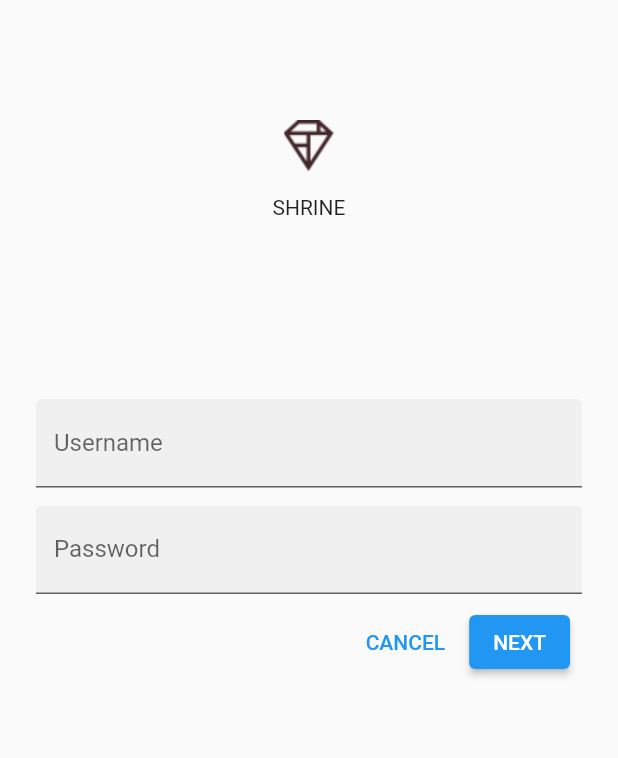
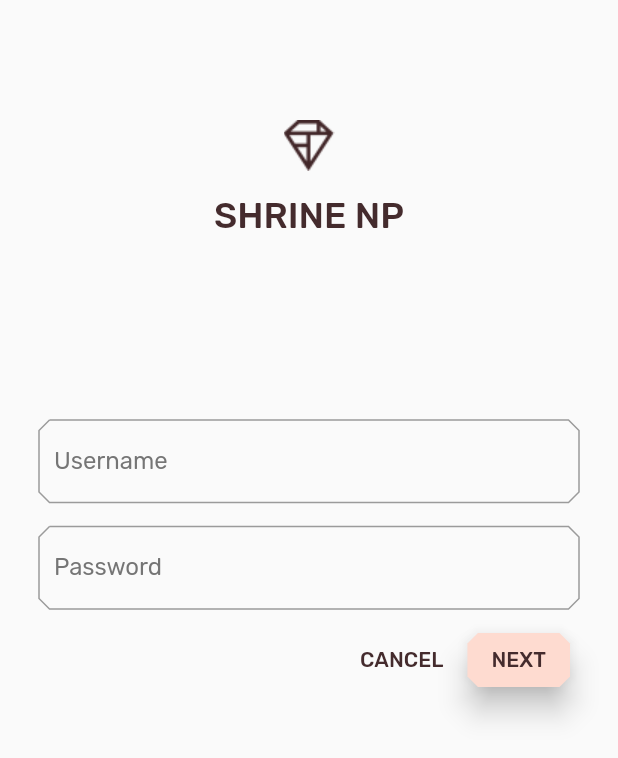
Before and after one commit to PrinceNiyonshuti/Flutter-code-Labs, a Flutter app: the screen it shows after launch, after a tap on "CANCEL", on a phone screen of 412 x 824 dp. Shown: the top 758 px of the screen. Run offline on Flutter 3.47's test engine with Material 2 defaults, Android fonts, the phone set to English and light mode, and no system bars.

Commit message:
code lab  done

```diff
--- a/lib/app.dart
+++ b/lib/app.dart
@@ -13,9 +13,10 @@
 // limitations under the License.
 
 import 'package:flutter/material.dart';
-
+import 'colors.dart';
 import 'home.dart';
 import 'login.dart';
+import 'supplemental/cut_corners_border.dart';
 
 // TODO: Convert ShrineApp to stateful widget (104)
 class ShrineApp extends StatelessWidget {
@@ -26,13 +27,14 @@ class ShrineApp extends StatelessWidget {
     return MaterialApp(
       title: 'Shrine',
       // TODO: Change home: to a Backdrop with a HomePage frontLayer (104)
-      home: const HomePage(),
+      home:  HomePage(),
       // TODO: Make currentCategory field take _currentCategory (104)
       // TODO: Pass _currentCategory for frontLayer (104)
       // TODO: Change backLayer field value to CategoryMenuPage (104)
       initialRoute: '/login',
       onGenerateRoute: _getRoute,
       // TODO: Add a theme (103)
+      theme: _kShrineTheme, // New code
     );
   }
 
@@ -50,4 +52,57 @@ class ShrineApp extends StatelessWidget {
 }
 
 // TODO: Build a Shrine Theme (103)
+TextTheme _buildShrineTextTheme(TextTheme base) {
+  return base
+      .copyWith(
+        headline5: base.headline5!.copyWith(
+          fontWeight: FontWeight.w500,
+        ),
+        headline6: base.headline6!.copyWith(
+          fontSize: 18.0,
+        ),
+        caption: base.caption!.copyWith(
+          fontWeight: FontWeight.w400,
+          fontSize: 14.0,
+        ),
+        bodyText1: base.bodyText1!.copyWith(
+          fontWeight: FontWeight.w500,
+          fontSize: 16.0,
+        ),
+      )
+      .apply(
+        fontFamily: 'Rubik',
+        displayColor: kShrineBrown900,
+        bodyColor: kShrineBrown900,
+      );
+}
+final ThemeData _kShrineTheme = _buildShrineTheme();
+
+ThemeData _buildShrineTheme() {
+  final ThemeData base = ThemeData.light();
+  return base.copyWith(
+    colorScheme: base.colorScheme.copyWith(
+      primary: kShrinePink100,
+      onPrimary: kShrineBrown900,
+      secondary: kShrineBrown900,
+      error: kShrineErrorRed,
+    ),
+    // TODO: Add the text themes (103)
+    textTheme: _buildShrineTextTheme(base.textTheme),
+      textSelectionTheme: const TextSelectionThemeData(
+        selectionColor: kShrinePink100,
+      ),
+    // TODO: Add the icon themes (103)
+    // TODO: Decorate the inputs (103)
+    inputDecorationTheme: const InputDecorationTheme(
+      focusedBorder: CutCornersBorder(
+        borderSide: BorderSide(
+          width: 2.0,
+          color: kShrineBrown900,
+        ),
+      ),
+      border: CutCornersBorder(), // Replace code
+    ),
+  );
+}
 // TODO: Build a Shrine Text Theme (103)
--- /dev/null
+++ b/lib/colors.dart
@@ -0,0 +1,13 @@
+import 'package:flutter/material.dart';
+
+const kShrinePink50 = Color(0xFFFEEAE6);
+const kShrinePink100 = Color(0xFFFEDBD0);
+const kShrinePink300 = Color(0xFFFBB8AC);
+const kShrinePink400 = Color(0xFFEAA4A4);
+
+const kShrineBrown900 = Color(0xFF442B2D);
+
+const kShrineErrorRed = Color(0xFFC5032B);
+
+const kShrineSurfaceWhite = Color(0xFFFFFBFA);
+const kShrineBackgroundWhite = Colors.white;
--- a/lib/home.dart
+++ b/lib/home.dart
@@ -1,37 +1,50 @@
-// Copyright 2018-present the Flutter authors. All Rights Reserved.
-//
-// Licensed under the Apache License, Version 2.0 (the "License");
-// you may not use this file except in compliance with the License.
-// You may obtain a copy of the License at
-//
-// http://www.apache.org/licenses/LICENSE-2.0
-//
-// Unless required by applicable law or agreed to in writing, software
-// distributed under the License is distributed on an "AS IS" BASIS,
-// WITHOUT WARRANTIES OR CONDITIONS OF ANY KIND, either express or implied.
-// See the License for the specific language governing permissions and
-// limitations under the License.
+import 'package:flutter/material.dart';
+import 'package:flutter/services.dart';
 
-import 'package:flutter/material.dart';
+import 'model/products_repository.dart';
+import 'model/product.dart';
+import 'supplemental/asymmetric_view.dart';
 
 class HomePage extends StatelessWidget {
-  const HomePage({Key? key}) : super(key: key);
+  // TODO: Add a variable for Category (104)
 
-  // TODO: Make a collection of cards (102)
-  // TODO: Add a variable for Category (104)
   @override
   Widget build(BuildContext context) {
     // TODO: Return an AsymmetricView (104)
     // TODO: Pass Category variable to AsymmetricView (104)
-    return const Scaffold(
-      // TODO: Add app bar (102)
-
-      // TODO: Add a grid view (102)
-      body: Center(
-        child: Text('You did it!'),
+    return Scaffold(
+      appBar: AppBar(
+        systemOverlayStyle: SystemUiOverlayStyle.dark,
+        leading: IconButton(
+          icon: const Icon(
+            Icons.menu,
+            semanticLabel: 'menu',
+          ),
+          onPressed: () {
+            print('Menu button');
+          },
+        ),
+        title: const Text('SHRINE'),
+        actions: <Widget>[
+          IconButton(
+            icon: Icon(
+              Icons.search,
+              semanticLabel: 'search',
+            ),
+            onPressed: () {
+              print('Search button');
+            },
+          ),
+          IconButton(
+            icon: const Icon(Icons.tune, semanticLabel: 'filter'),
+            onPressed: () {
+              print('Filter button');
+            },
+          ),
+        ],
       ),
-      // TODO: Set resizeToAvoidBottomInset (101)
-      resizeToAvoidBottomInset: false,
+      body: AsymmetricView(
+          products: ProductsRepository.loadProducts(Category.all)),
     );
   }
 }
--- a/lib/login.dart
+++ b/lib/login.dart
@@ -21,10 +21,29 @@ class LoginPage extends StatefulWidget {
   _LoginPageState createState() => _LoginPageState();
 }
 
+
 class _LoginPageState extends State<LoginPage> {
-  // TODO: Add text editing controllers (101)
   final _usernameController = TextEditingController();
   final _passwordController = TextEditingController();
+  final _unfocusedColor = Colors.grey[600];
+  final _usernameFocusNode = FocusNode();
+  final _passwordFocusNode = FocusNode();
+
+  @override
+  void initState() {
+    super.initState();
+    _usernameFocusNode.addListener(() {
+      setState(() {
+        //Redraw so that the username label reflects the focus state
+      });
+    });
+    _passwordFocusNode.addListener(() {
+      setState(() {
+        //Redraw so that the password label reflects the focus state
+      });
+    });
+  }
+
   @override
   Widget build(BuildContext context) {
     return Scaffold(
@@ -37,7 +56,10 @@ class _LoginPageState extends State<LoginPage> {
               children: <Widget>[
                 Image.asset('assets/diamond.png'),
                 const SizedBox(height: 16.0),
-                const Text('SHRINE'),
+                Text(
+                  'SHRINE NP',
+                  style: Theme.of(context).textTheme.headline5,
+                ),
               ],
             ),
             const SizedBox(height: 120.0),
@@ -49,21 +71,26 @@ class _LoginPageState extends State<LoginPage> {
             // [Name]
             TextField(
               controller: _usernameController,
-              decoration: const InputDecoration(
-                filled: true,
+              decoration: InputDecoration(
                 labelText: 'Username',
+                labelStyle: TextStyle(
+                    color: _usernameFocusNode.hasFocus
+                        ? Theme.of(context).colorScheme.secondary
+                        : _unfocusedColor),
               ),
+              focusNode: _usernameFocusNode,
             ),
-            // spacer
             const SizedBox(height: 12.0),
-            // [Password]
             TextField(
               controller: _passwordController,
-              decoration: const InputDecoration(
-                filled: true,
+              decoration: InputDecoration(
                 labelText: 'Password',
+                labelStyle: TextStyle(
+                    color: _passwordFocusNode.hasFocus
+                        ? Theme.of(context).colorScheme.secondary
+                        : _unfocusedColor),
               ),
-              obscureText: true,
+              focusNode: _passwordFocusNode,
             ),
             // TODO: Add button bar (101)
             ButtonBar(
@@ -72,6 +99,16 @@ class _LoginPageState extends State<LoginPage> {
                 // TODO: Add buttons (101)
                 TextButton(
                   child: const Text('CANCEL'),
+                  style: ButtonStyle(
+                    foregroundColor: MaterialStateProperty.all(
+                      Theme.of(context).colorScheme.secondary,
+                    ),
+                    shape: MaterialStateProperty.all(
+                      const BeveledRectangleBorder(
+                        borderRadius: BorderRadius.all(Radius.circular(7.0)),
+                      ),
+                    ),
+                  ),
                   onPressed: () {
                     // TODO: Clear the text fields (101)
                     _usernameController.clear();
@@ -82,6 +119,14 @@ class _LoginPageState extends State<LoginPage> {
                 // TODO: Add a beveled rectangular border to NEXT (103)
                 ElevatedButton(
                   child: const Text('NEXT'),
+                  style: ButtonStyle(
+                    elevation: MaterialStateProperty.all(8.0),
+                    shape: MaterialStateProperty.all(
+                      const BeveledRectangleBorder(
+                        borderRadius: BorderRadius.all(Radius.circular(7.0)),
+                      ),
+                    ),
+                  ),
                   onPressed: () {
                     // TODO: Show the next page (101)
                     Navigator.pop(context);
--- a/pubspec.yaml
+++ b/pubspec.yaml
@@ -19,6 +19,12 @@ dev_dependencies:
 
 flutter:
   # TODO: Insert Fonts (103)
+  fonts:
+  - family: Rubik
+    fonts:
+      - asset: fonts/Rubik-Regular.ttf
+      - asset: fonts/Rubik-Medium.ttf
+        weight: 500
   uses-material-design: true
   assets:
     - assets/diamond.png
```
